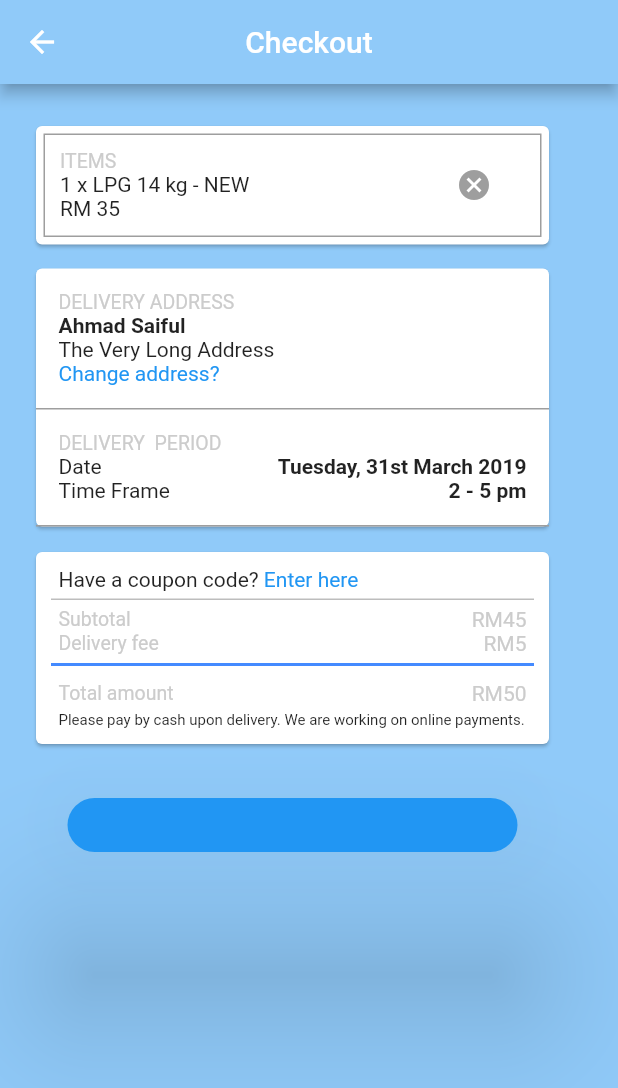
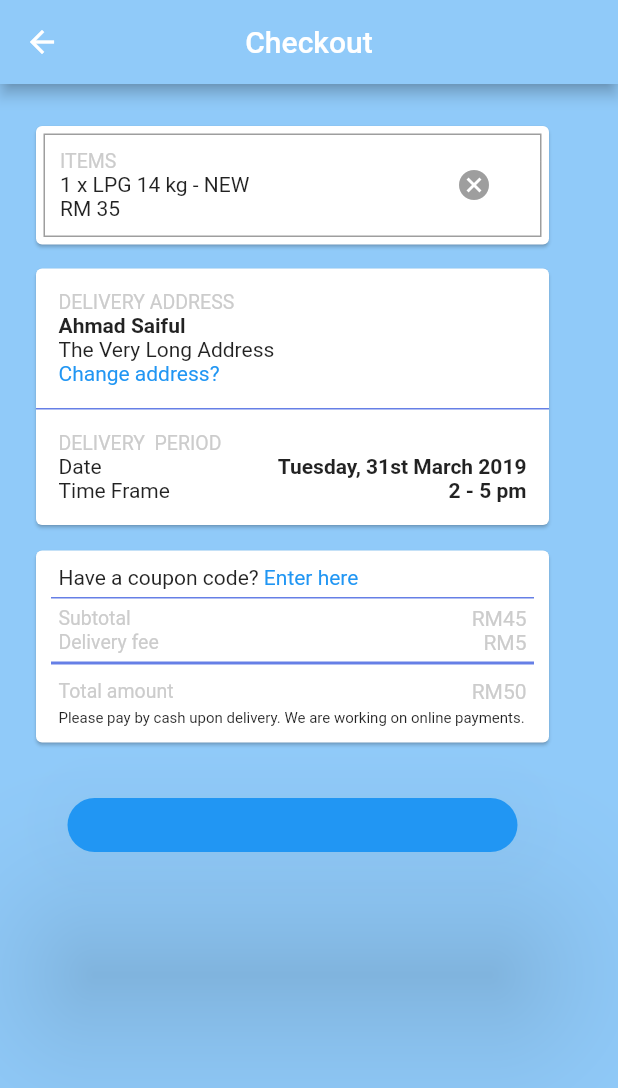
Before and after one commit to aimanuslim/Gas2Go, a Flutter app: the CustomerOrderPage screen opened directly, on a phone screen of 412 x 824 dp. Shown: the top 1088 px of the screen. Run offline on Flutter 3.47's test engine with Material 2 defaults, Android fonts, the phone set to English and light mode, and no system bars; our stand-ins replace font_awesome_flutter, intro_slider.

Commit message:
updated colours of borders in checkout screen

```diff
--- a/lib/customer_screens.dart
+++ b/lib/customer_screens.dart
@@ -769,7 +769,8 @@ class CustomerOrderState extends State<CustomerOrderPage> {
                           Container(
                             decoration: new BoxDecoration(
                                 border: Border(
-                                    bottom: BorderSide(color: Colors.grey))
+                                    bottom:
+                                        BorderSide(color: Color(0xff667FE6)))
                                 // new Border(top: BorderSide(
                                 //   color: Colors.grey
                                 // ))
@@ -804,13 +805,6 @@ class CustomerOrderState extends State<CustomerOrderPage> {
                             ),
                           ),
                           Container(
-                            decoration: new BoxDecoration(
-                                border: Border(
-                                    bottom: BorderSide(color: Colors.grey))
-                                // new Border(top: BorderSide(
-                                //   color: Colors.grey
-                                // ))
-                                ),
                             child: Padding(
                                 padding: EdgeInsets.all(15),
                                 child: Column(
@@ -867,7 +861,8 @@ class CustomerOrderState extends State<CustomerOrderPage> {
                                 decoration: BoxDecoration(
                                     border: Border(
                                         bottom: BorderSide(
-                                            width: 1, color: Colors.black26))),
+                                            width: 1,
+                                            color: Color(0xff667FE6)))),
                               )),
                           Padding(
                             padding: EdgeInsets.symmetric(horizontal: 15),
@@ -897,7 +892,7 @@ class CustomerOrderState extends State<CustomerOrderPage> {
                                     border: Border(
                                         bottom: BorderSide(
                                             width: 2,
-                                            color: Colors.blueAccent))),
+                                            color: Color(0xff667FE6)))),
                               )),
                           Padding(
                               padding: EdgeInsets.symmetric(horizontal: 15),
```
